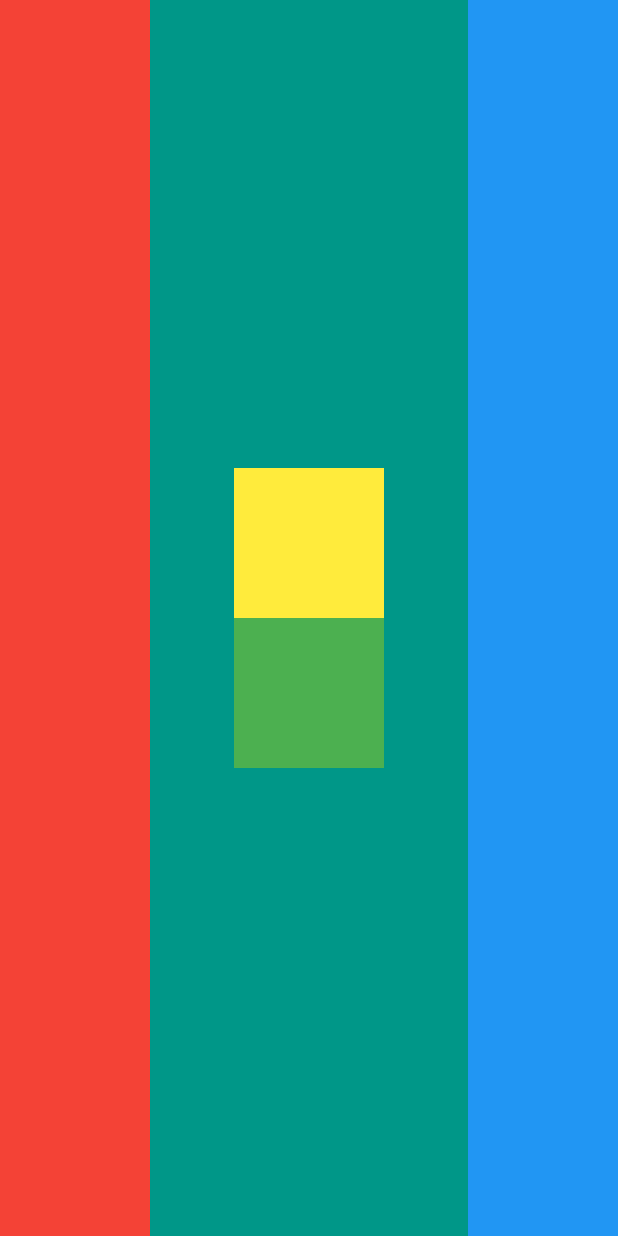
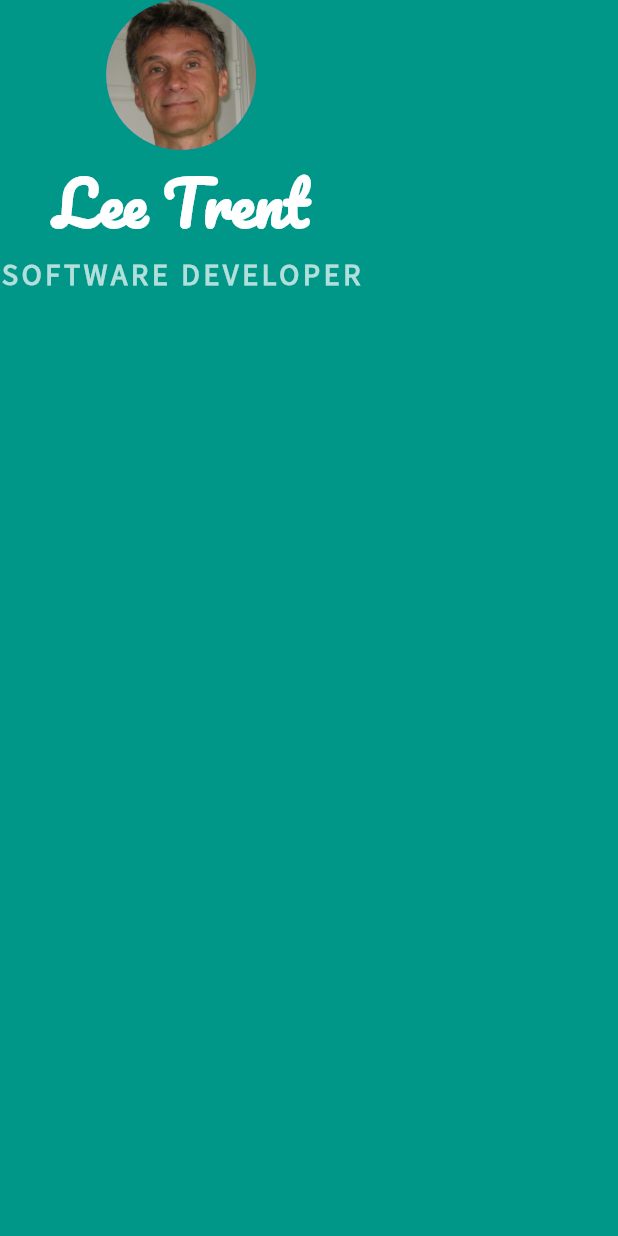
Before and after one commit to leetrent/mi_card_flutter, a Flutter app: the screen it shows after launch, on a phone screen of 412 x 824 dp. Run offline on Flutter 3.47's test engine with Material 2 defaults, Android fonts, the phone set to English and light mode, and no system bars.

Commit message:
Adds fonts and images to project

```diff
--- a/lib/main.dart
+++ b/lib/main.dart
@@ -3,8 +3,46 @@ import 'package:flutter/material.dart';
 void main() {
   runApp(MyApp());
 }
-
 class MyApp extends StatelessWidget {
+  @override
+  Widget build(BuildContext context) {
+    return MaterialApp(
+      home: Scaffold(
+        backgroundColor: Colors.teal,
+        body: SafeArea(
+          child: Column (
+            children: <Widget>[
+              CircleAvatar(
+                radius: 50.0,
+                backgroundImage: AssetImage('images/lee.jpg'),
+              ),
+              Text(
+                'Lee Trent',
+                style: TextStyle(
+                  fontFamily: 'Pacifico',
+                  fontSize: 40.0,
+                  color: Colors.white,
+                  fontWeight: FontWeight.bold
+                )
+              ),
+              Text(
+                  'SOFTWARE DEVELOPER',
+                  style: TextStyle(
+                      fontFamily: 'SourceSansPro',
+                      fontSize: 20.0,
+                      fontWeight: FontWeight.bold,
+                      color: Colors.teal.shade100,
+                      letterSpacing: 2.5
+                  )
+              )
+            ],
+        ),
+          ),
+        ),
+      );
+  }
+}
+class yyyMyApp extends StatelessWidget {
   @override
   Widget build(BuildContext context) {
     return MaterialApp(
```
Also changed, not shown: pubspec.yaml (+9 -50 lines), fonts/Pacifico-Regular.ttf (added), fonts/SourceSansPro-Regular.ttf (added), images/lee.jpg (added).
